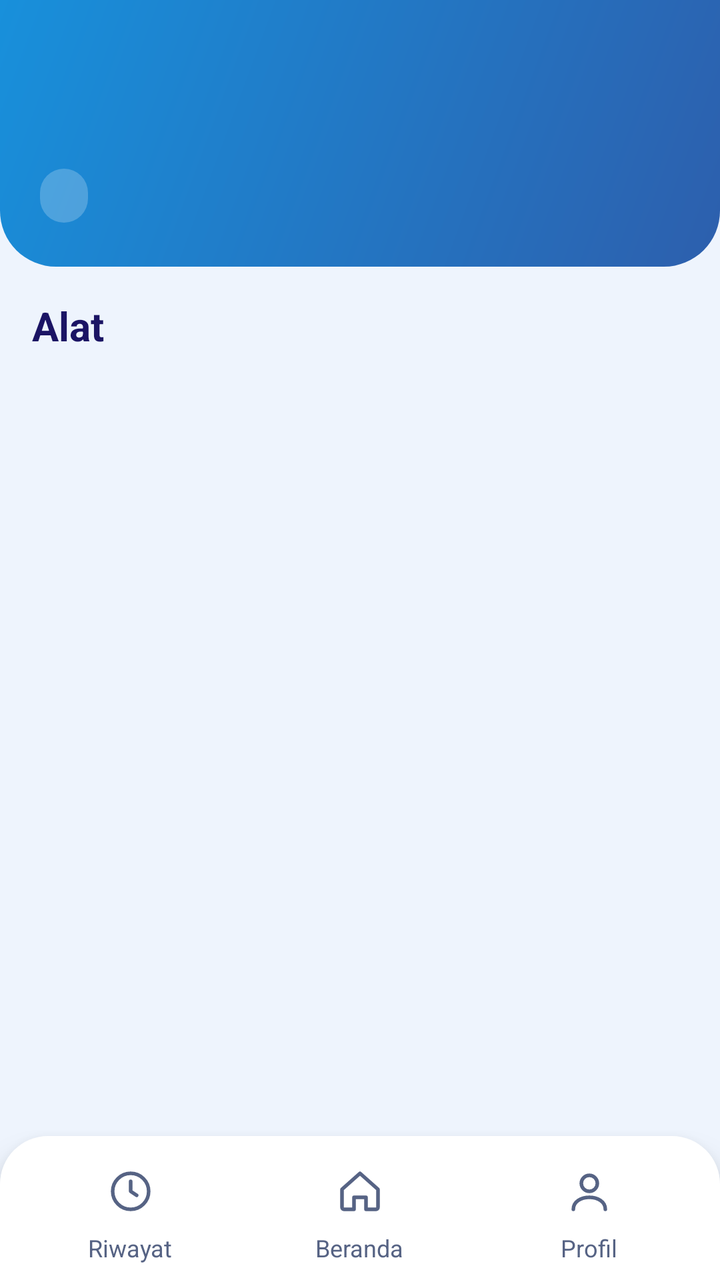
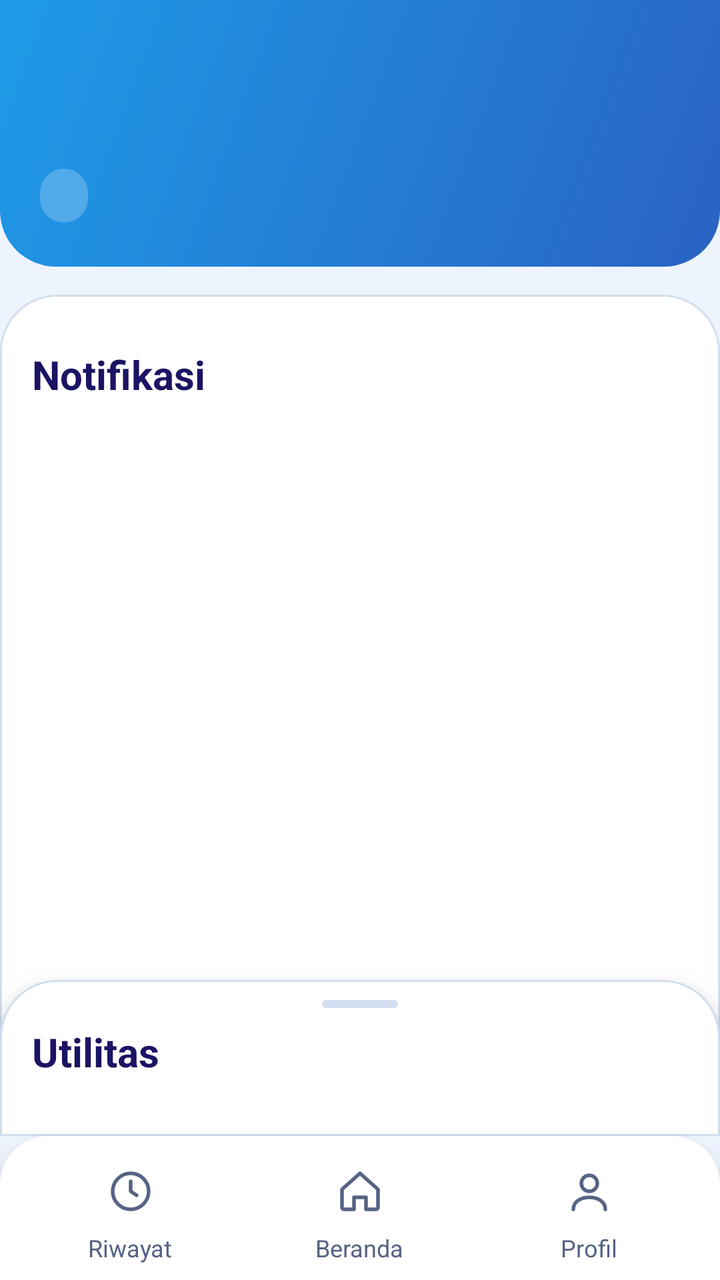

The first picture is an Android layout as it rendered before a commit; the second is the same layout after the commit. The layout source and the unified diff follow.
<!-- AndroidManifest.xml: application theme Theme.SiSapiMobile -->
<!-- res/layout/activity_main.xml -->
<?xml version="1.0" encoding="utf-8"?>
<LinearLayout xmlns:android="http://schemas.android.com/apk/res/android"
    android:layout_width="match_parent"
    android:layout_height="match_parent"
    android:background="@color/mist"
    android:orientation="vertical">

    <LinearLayout
        android:layout_width="match_parent"
        android:layout_height="wrap_content"
        android:background="@drawable/bg_header"
        android:orientation="vertical"
        android:paddingStart="20dp"
        android:paddingTop="44dp"
        android:paddingEnd="20dp"
        android:paddingBottom="22dp">

        <TextView
            android:id="@+id/tvGreeting"
            android:layout_width="wrap_content"
            android:layout_height="wrap_content"
            android:textColor="#FFFFFF"
            android:textSize="24sp"
            android:textStyle="bold" />

        <LinearLayout
            android:layout_width="match_parent"
            android:layout_height="wrap_content"
            android:layout_marginTop="8dp"
            android:gravity="center_vertical"
            android:orientation="horizontal">

            <TextView
                android:id="@+id/tvRole"
                android:layout_width="wrap_content"
                android:layout_height="wrap_content"
                android:background="@drawable/bg_role_chip"
                android:paddingStart="12dp"
                android:paddingTop="4dp"
                android:paddingEnd="12dp"
                android:paddingBottom="4dp"
                android:textColor="#FFFFFF"
                android:textSize="14sp" />

            <TextView
                android:id="@+id/tvDate"
                android:layout_width="0dp"
                android:layout_height="wrap_content"
                android:layout_weight="1"
                android:gravity="end"
                android:textColor="#FFFFFF"
                android:textSize="14sp" />
        </LinearLayout>
    </LinearLayout>

    <ScrollView
        android:layout_width="match_parent"
        android:layout_height="0dp"
        android:layout_weight="1">

        <LinearLayout
            android:layout_width="match_parent"
            android:layout_height="wrap_content"
            android:orientation="vertical"
            android:padding="10dp">

            <TextView
                android:layout_width="wrap_content"
                android:layout_height="wrap_content"
                android:layout_margin="6dp"
                android:text="Alat"
                android:textColor="@color/navy"
                android:textSize="20sp"
                android:textStyle="bold" />

            <GridLayout
                android:id="@+id/gridTools"
                android:layout_width="match_parent"
                android:layout_height="wrap_content"
                android:columnCount="2" />

            <TextView
                android:id="@+id/tvNote"
                android:layout_width="match_parent"
                android:layout_height="wrap_content"
                android:layout_margin="6dp"
                android:textColor="@color/muted"
                android:textSize="14sp"
                android:visibility="gone" />
        </LinearLayout>
    </ScrollView>

    <include layout="@layout/include_bottom_nav" />
</LinearLayout>
<!-- res/layout/include_bottom_nav.xml (included above) -->
<?xml version="1.0" encoding="utf-8"?>
<LinearLayout xmlns:android="http://schemas.android.com/apk/res/android"
    xmlns:app="http://schemas.android.com/apk/res-auto"
    android:layout_width="match_parent"
    android:layout_height="72dp"
    android:background="@drawable/bg_bottom_nav"
    android:elevation="10dp"
    android:orientation="horizontal"
    android:paddingStart="8dp"
    android:paddingTop="6dp"
    android:paddingEnd="8dp"
    android:paddingBottom="6dp">

    
    <LinearLayout
        android:id="@+id/navHistory"
        android:layout_width="0dp"
        android:layout_height="match_parent"
        android:layout_weight="1"
        android:clickable="true"
        android:focusable="true"
        android:foreground="?attr/selectableItemBackgroundBorderless"
        android:gravity="center"
        android:orientation="vertical">

        <FrameLayout
            android:id="@+id/circleHistory"
            android:layout_width="40dp"
            android:layout_height="40dp">

            <ImageView
                android:id="@+id/icNavHistory"
                android:layout_width="24dp"
                android:layout_height="24dp"
                android:layout_gravity="center"
                android:importantForAccessibility="no"
                android:src="@drawable/ic_history"
                app:tint="@color/muted" />
        </FrameLayout>

        <TextView
            android:id="@+id/tvNavHistory"
            android:layout_width="wrap_content"
            android:layout_height="wrap_content"
            android:text="Riwayat"
            android:textColor="@color/muted"
            android:textSize="12sp" />
    </LinearLayout>

    
    <LinearLayout
        android:id="@+id/navHome"
        android:layout_width="0dp"
        android:layout_height="match_parent"
        android:layout_weight="1"
        android:clickable="true"
        android:focusable="true"
        android:foreground="?attr/selectableItemBackgroundBorderless"
        android:gravity="center"
        android:orientation="vertical">

        <FrameLayout
            android:id="@+id/circleHome"
            android:layout_width="40dp"
            android:layout_height="40dp">

            <ImageView
                android:id="@+id/icNavHome"
                android:layout_width="24dp"
                android:layout_height="24dp"
                android:layout_gravity="center"
                android:importantForAccessibility="no"
                android:src="@drawable/ic_home"
                app:tint="@color/muted" />
        </FrameLayout>

        <TextView
            android:id="@+id/tvNavHome"
            android:layout_width="wrap_content"
            android:layout_height="wrap_content"
            android:text="Beranda"
            android:textColor="@color/muted"
            android:textSize="12sp" />
    </LinearLayout>

    
    <LinearLayout
        android:id="@+id/navProfile"
        android:layout_width="0dp"
        android:layout_height="match_parent"
        android:layout_weight="1"
        android:clickable="true"
        android:focusable="true"
        android:foreground="?attr/selectableItemBackgroundBorderless"
        android:gravity="center"
        android:orientation="vertical">

        <FrameLayout
            android:id="@+id/circleProfile"
            android:layout_width="40dp"
            android:layout_height="40dp">

            <ImageView
                android:id="@+id/icNavProfile"
                android:layout_width="24dp"
                android:layout_height="24dp"
                android:layout_gravity="center"
                android:importantForAccessibility="no"
                android:src="@drawable/ic_person"
                app:tint="@color/muted" />
        </FrameLayout>

        <TextView
            android:id="@+id/tvNavProfile"
            android:layout_width="wrap_content"
            android:layout_height="wrap_content"
            android:text="Profil"
            android:textColor="@color/muted"
            android:textSize="12sp" />
    </LinearLayout>
</LinearLayout>
<!-- resources referenced by this layout -->
<resources>
  <color name="mist">#EEF4FD</color>
  <color name="muted">#566384</color>
  <color name="navy">#1B1464</color>
  <!-- drawable bg_bottom_nav (drawable) -->
  <?xml version="1.0" encoding="utf-8"?>
  <shape xmlns:android="http://schemas.android.com/apk/res/android">
      <solid android:color="#FFFFFF" />
      <corners android:topLeftRadius="24dp" android:topRightRadius="24dp" />
  </shape>
  <!-- drawable bg_header (drawable) -->
  <?xml version="1.0" encoding="utf-8"?>
  <shape xmlns:android="http://schemas.android.com/apk/res/android">
      <gradient
          android:angle="315"
          android:endColor="#2D5FAD"
          android:startColor="#1890DB" />
      <corners
          android:bottomLeftRadius="28dp"
          android:bottomRightRadius="28dp" />
  </shape>
  <!-- drawable bg_role_chip (drawable) -->
  <?xml version="1.0" encoding="utf-8"?>
  <shape xmlns:android="http://schemas.android.com/apk/res/android">
      <solid android:color="#38FFFFFF" />
      <corners android:radius="99dp" />
  </shape>
  <!-- drawable ic_home (drawable) -->
  <?xml version="1.0" encoding="utf-8"?>
  <vector xmlns:android="http://schemas.android.com/apk/res/android"
      android:width="24dp" android:height="24dp"
      android:viewportWidth="24" android:viewportHeight="24">
      <path
          android:fillColor="#00000000"
          android:pathData="M3,11l9,-8 9,8v9a1,1 0 0 1 -1,1h-5v-6H9v6H4a1,1 0 0 1 -1,-1z"
          android:strokeColor="#000000" android:strokeWidth="1.8"
          android:strokeLineCap="round" android:strokeLineJoin="round" />
  </vector>
  <!-- drawable ic_person (drawable) -->
  <?xml version="1.0" encoding="utf-8"?>
  <vector xmlns:android="http://schemas.android.com/apk/res/android"
      android:width="24dp" android:height="24dp"
      android:viewportWidth="24" android:viewportHeight="24">
      <path
          android:fillColor="#00000000"
          android:pathData="M12,8m-4,0a4,4 0 1 0 8,0a4,4 0 1 0 -8,0"
          android:strokeColor="#000000" android:strokeWidth="1.8"
          android:strokeLineCap="round" android:strokeLineJoin="round" />
      <path
          android:fillColor="#00000000"
          android:pathData="M4,21c0,-4 4,-6 8,-6s8,2 8,6"
          android:strokeColor="#000000" android:strokeWidth="1.8"
          android:strokeLineCap="round" android:strokeLineJoin="round" />
  </vector>
  <style name="Theme.SiSapiMobile" parent="Base.Theme.SiSapiMobile" />
  <style name="Base.Theme.SiSapiMobile" parent="Theme.Material3.DayNight.NoActionBar">
          <item name="android:windowOptOutEdgeToEdgeEnforcement" tools:targetApi="35">true</item>
      </style>
  <!-- unchanged entries left out for length: 1 -->
</resources>

<!-- the commit's change to res/layout/activity_main.xml (unified diff, before → after) -->
@@ -1,10 +1,12 @@
 <?xml version="1.0" encoding="utf-8"?>
 <LinearLayout xmlns:android="http://schemas.android.com/apk/res/android"
+    xmlns:app="http://schemas.android.com/apk/res-auto"
     android:layout_width="match_parent"
     android:layout_height="match_parent"
     android:background="@color/mist"
     android:orientation="vertical">
 
+    
     <LinearLayout
         android:layout_width="match_parent"
         android:layout_height="wrap_content"
@@ -53,42 +55,144 @@
         </LinearLayout>
     </LinearLayout>
 
-    <ScrollView
+    <androidx.coordinatorlayout.widget.CoordinatorLayout
+        android:id="@+id/stage"
         android:layout_width="match_parent"
         android:layout_height="0dp"
-        android:layout_weight="1">
+        android:layout_weight="1"
+        android:layout_marginTop="14dp">
 
         <LinearLayout
+            android:id="@+id/layerNotif"
             android:layout_width="match_parent"
-            android:layout_height="wrap_content"
+            android:layout_height="match_parent"
+            android:background="@drawable/bg_home_panel"
             android:orientation="vertical"
-            android:padding="10dp">
-
-            <TextView
-                android:layout_width="wrap_content"
-                android:layout_height="wrap_content"
-                android:layout_margin="6dp"
-                android:text="Alat"
-                android:textColor="@color/navy"
-                android:textSize="20sp"
-                android:textStyle="bold" />
+            android:paddingStart="16dp"
+            android:paddingTop="16dp"
+            android:paddingEnd="16dp">
+
+            <LinearLayout
+                android:id="@+id/headNotif"
+                android:layout_width="match_parent"
+                android:layout_height="wrap_content"
+                android:clickable="true"
+                android:focusable="true"
+                android:gravity="center_vertical"
+                android:minHeight="48dp"
+                android:orientation="horizontal">
+
+                <TextView
+                    android:id="@+id/tvNotifTitle"
+                    android:layout_width="wrap_content"
+                    android:layout_height="wrap_content"
+                    android:text="Notifikasi"
+                    android:textColor="@color/navy"
+                    android:textSize="20sp"
+                    android:textStyle="bold" />
+
+                <TextView
+                    android:id="@+id/tvNotifBadge"
+                    android:layout_width="wrap_content"
+                    android:layout_height="wrap_content"
+                    android:layout_marginStart="8dp"
+                    android:background="@drawable/bg_notif_badge"
+                    android:paddingStart="8dp"
+                    android:paddingTop="1dp"
+                    android:paddingEnd="8dp"
+                    android:paddingBottom="1dp"
+                    android:textColor="#FFFFFF"
+                    android:textSize="12sp"
+                    android:textStyle="bold"
+                    android:visibility="gone" />
+            </LinearLayout>
+
+            <ScrollView
+                android:layout_width="match_parent"
+                android:layout_height="0dp"
+                android:layout_marginTop="6dp"
+                android:layout_weight="1"
+                android:clipToPadding="false"
+                android:paddingBottom="190dp">
+
+                <LinearLayout
+                    android:layout_width="match_parent"
+                    android:layout_height="wrap_content"
+                    android:orientation="vertical">
+
+                    <TextView
+                        android:id="@+id/tvNotifEmpty"
+                        android:layout_width="match_parent"
+                        android:layout_height="wrap_content"
+                        android:padding="12dp"
+                        android:text="Belum ada notifikasi."
+                        android:textColor="@color/muted"
+                        android:textSize="14sp"
+                        android:visibility="gone" />
+
+                    <LinearLayout
+                        android:id="@+id/listNotif"
+                        android:layout_width="match_parent"
+                        android:layout_height="wrap_content"
+                        android:orientation="vertical" />
+                </LinearLayout>
+            </ScrollView>
+        </LinearLayout>
+
+        
+        <LinearLayout
+            android:id="@+id/sheetUtil"
+            android:layout_width="match_parent"
+            android:layout_height="wrap_content"
+            android:background="@drawable/bg_home_panel"
+            android:clickable="true"
+            android:elevation="12dp"
+            android:focusable="true"
+            android:orientation="vertical"
+            android:paddingStart="16dp"
+            android:paddingTop="10dp"
+            android:paddingEnd="16dp"
+            android:paddingBottom="16dp"
+            app:behavior_fitToContents="true"
+            app:behavior_hideable="false"
+            app:behavior_peekHeight="176dp"
+            app:layout_behavior="com.google.android.material.bottomsheet.BottomSheetBehavior">
+
+            <View
+                android:id="@+id/sheetGrab"
+                android:layout_width="38dp"
+                android:layout_height="4dp"
+                android:layout_gravity="center_horizontal"
+                android:background="@drawable/bg_sheet_grab" />
+
+            <LinearLayout
+                android:id="@+id/headUtil"
+                android:layout_width="match_parent"
+                android:layout_height="wrap_content"
+                android:clickable="true"
+                android:focusable="true"
+                android:gravity="center_vertical"
+                android:minHeight="44dp"
+                android:orientation="horizontal">
+
+                <TextView
+                    android:id="@+id/tvUtilTitle"
+                    android:layout_width="wrap_content"
+                    android:layout_height="wrap_content"
+                    android:text="Utilitas"
+                    android:textColor="@color/navy"
+                    android:textSize="20sp"
+                    android:textStyle="bold" />
+            </LinearLayout>
 
             <GridLayout
                 android:id="@+id/gridTools"
                 android:layout_width="match_parent"
                 android:layout_height="wrap_content"
+                android:layout_marginTop="4dp"
                 android:columnCount="2" />
-
-            <TextView
-                android:id="@+id/tvNote"
-                android:layout_width="match_parent"
-                android:layout_height="wrap_content"
-                android:layout_margin="6dp"
-                android:textColor="@color/muted"
-                android:textSize="14sp"
-                android:visibility="gone" />
         </LinearLayout>
-    </ScrollView>
+    </androidx.coordinatorlayout.widget.CoordinatorLayout>
 
     <include layout="@layout/include_bottom_nav" />
 </LinearLayout>
<!-- resource entries referenced after the edit -->
@@ -14,17 +14,38 @@
   <shape xmlns:android="http://schemas.android.com/apk/res/android">
       <gradient
           android:angle="315"
-          android:endColor="#2D5FAD"
-          android:startColor="#1890DB" />
+          android:endColor="#2A62C4"
+          android:startColor="#1E9BE8" />
       <corners
           android:bottomLeftRadius="28dp"
           android:bottomRightRadius="28dp" />
+  </shape>
+  <!-- drawable bg_home_panel (drawable) -->
+  <?xml version="1.0" encoding="utf-8"?>
+  <shape xmlns:android="http://schemas.android.com/apk/res/android">
+      <solid android:color="#FFFFFF" />
+      <stroke android:width="1dp" android:color="@color/panel_line" />
+      <corners
+          android:topLeftRadius="28dp"
+          android:topRightRadius="28dp" />
+  </shape>
+  <!-- drawable bg_notif_badge (drawable) -->
+  <?xml version="1.0" encoding="utf-8"?>
+  <shape xmlns:android="http://schemas.android.com/apk/res/android">
+      <solid android:color="@color/danger" />
+      <corners android:radius="99dp" />
   </shape>
   <!-- drawable bg_role_chip (drawable) -->
   <?xml version="1.0" encoding="utf-8"?>
   <shape xmlns:android="http://schemas.android.com/apk/res/android">
       <solid android:color="#38FFFFFF" />
       <corners android:radius="99dp" />
+  </shape>
+  <!-- drawable bg_sheet_grab (drawable) -->
+  <?xml version="1.0" encoding="utf-8"?>
+  <shape xmlns:android="http://schemas.android.com/apk/res/android">
+      <solid android:color="@color/panel_line" />
+      <corners android:radius="2dp" />
   </shape>
   <!-- drawable ic_home (drawable) -->
   <?xml version="1.0" encoding="utf-8"?>
@@ -54,6 +75,8 @@
           android:strokeLineCap="round" android:strokeLineJoin="round" />
   </vector>
   <style name="Theme.SiSapiMobile" parent="Base.Theme.SiSapiMobile" />
+  <color name="panel_line">#D3DDF0</color>
+  <color name="danger">#C62828</color>
   <style name="Base.Theme.SiSapiMobile" parent="Theme.Material3.DayNight.NoActionBar">
           <item name="android:windowOptOutEdgeToEdgeEnforcement" tools:targetApi="35">true</item>
       </style>
